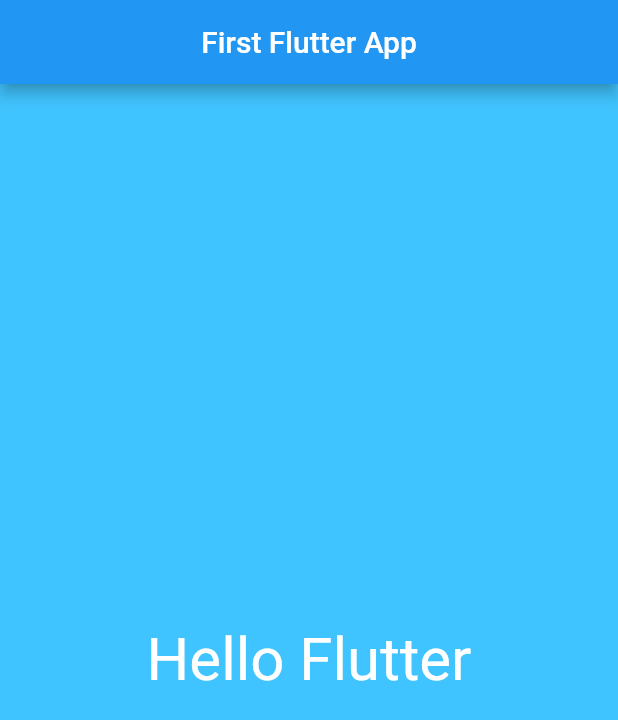
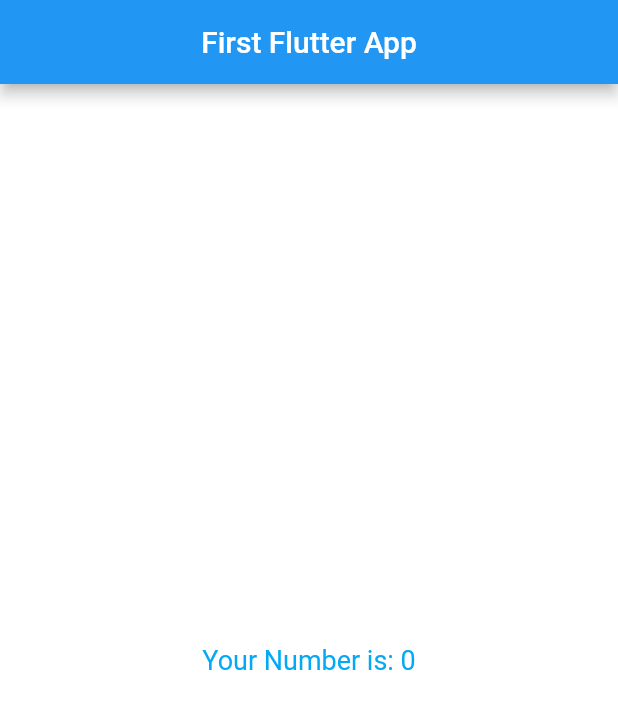
Before and after one commit to EngBett/learning_flutter, a Flutter app: the screen it shows after launch, on a phone screen of 412 x 824 dp. Shown: the top 720 px of the screen. Run offline on Flutter 3.47's test engine with Material 2 defaults, Android fonts, the phone set to English and light mode, and no system bars.

Commit message:
dynamic displays

```diff
--- a/lib/app_screens/first_screen.dart
+++ b/lib/app_screens/first_screen.dart
@@ -1,22 +1,29 @@
+import 'dart:math';
 import 'package:flutter/material.dart';
 
 class FirstScreen extends StatelessWidget{
+
   @override
   Widget build(BuildContext context) {
     // TODO: implement build
     return Material(
-        color: Colors.lightBlueAccent,
+        color: Colors.white,
         child: Center(
             child: Text(
-                "Hello Flutter",
+                "Your Number is: ${generateNumber()}",
                 textDirection: TextDirection.ltr,
                 style: TextStyle(
-                    color: Colors.white,
-                    fontSize: 40.0
+                    color: Colors.lightBlue,
+                    fontSize: 18.0
                 )//style
             ) //Text
         ) //Center
     ); //Material
   }
 
+  int generateNumber(){
+    var rand = Random();
+    return rand.nextInt(10);
+  }
+
 }
```
